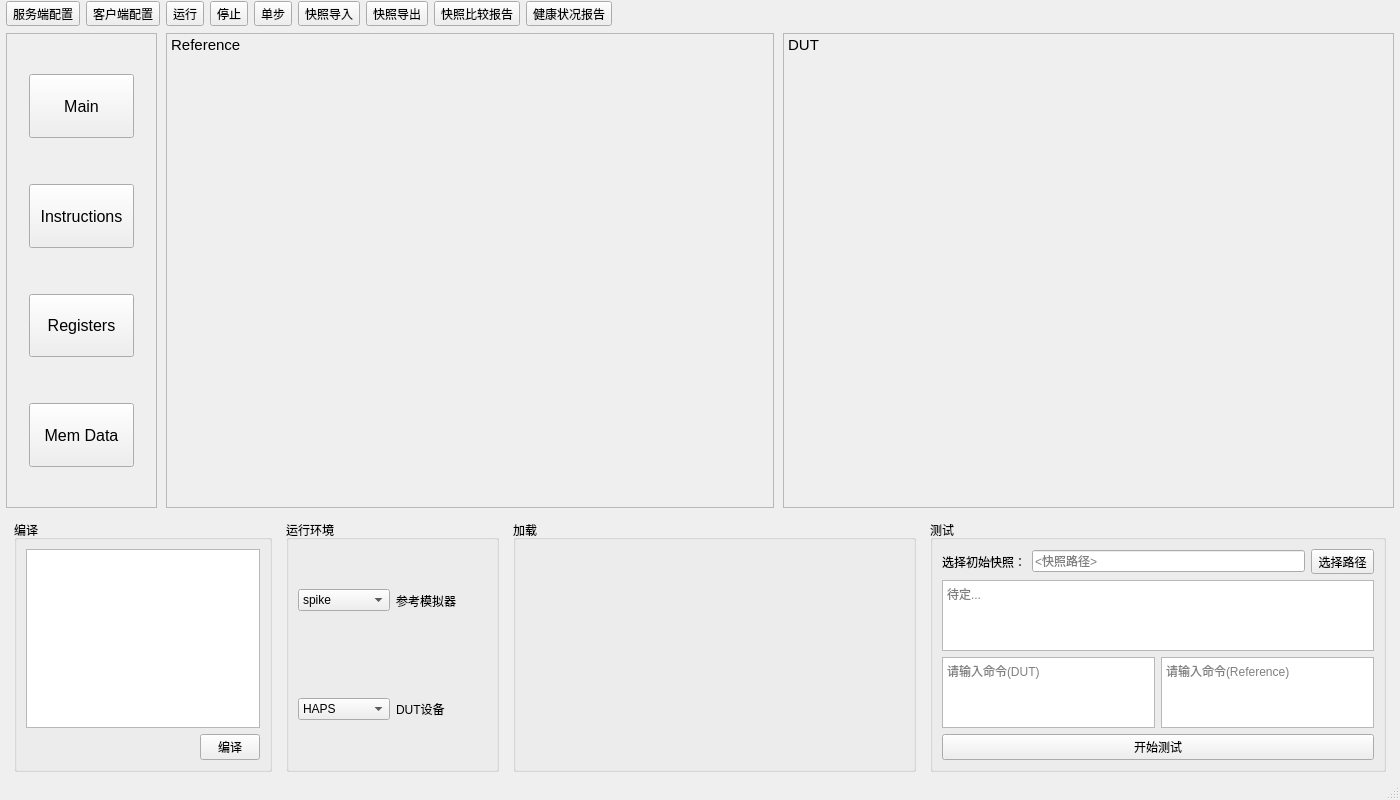
This is ui/manageV0.1.ui in zfcfuture/CADS as Qt 5 draws it before an edit. The edited form follows.
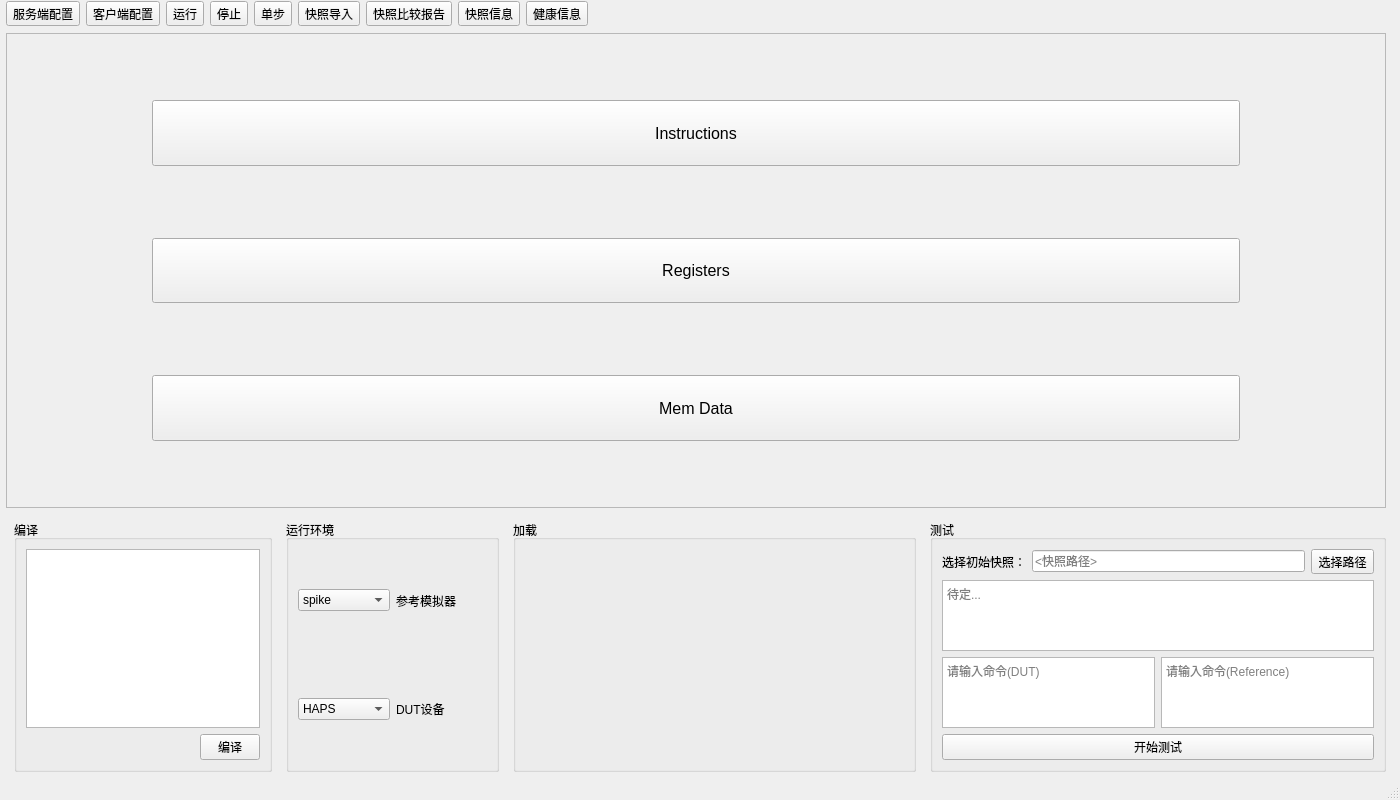
This is the edited form. Icons and pictures are not drawn.

Diff of the .ui file:
```diff
--- a/ui/manageV0.1.ui
+++ b/ui/manageV0.1.ui
@@ -150,20 +150,6 @@
          </property>
         </widget>
        </item>
-       <item>
-        <widget class="QToolButton" name="exportButton">
-         <property name="text">
-          <string>快照导出</string>
-         </property>
-         <property name="icon">
-          <iconset>
-           <normaloff>../imgs/icon/export.png</normaloff>../imgs/icon/export.png</iconset>
-         </property>
-         <property name="toolButtonStyle">
-          <enum>Qt::ToolButtonTextBesideIcon</enum>
-         </property>
-        </widget>
-       </item>
        <item>
         <widget class="QToolButton" name="compareButton">
          <property name="text">
@@ -178,10 +164,24 @@
          </property>
         </widget>
        </item>
+       <item>
+        <widget class="QToolButton" name="snapshotButton">
+         <property name="text">
+          <string>快照信息</string>
+         </property>
+         <property name="icon">
+          <iconset>
+           <normaloff>../imgs/icon/snapshot.png</normaloff>../imgs/icon/snapshot.png</iconset>
+         </property>
+         <property name="toolButtonStyle">
+          <enum>Qt::ToolButtonTextBesideIcon</enum>
+         </property>
+        </widget>
+       </item>
        <item>
         <widget class="QToolButton" name="healthButton">
          <property name="text">
-          <string>健康状况报告</string>
+          <string>健康信息</string>
          </property>
          <property name="icon">
           <iconset>
@@ -210,7 +210,7 @@
     </item>
     <item>
      <widget class="QWidget" name="widget_3" native="true">
-      <layout class="QHBoxLayout" name="horizontalLayout_5" stretch="2,0,8,0,8">
+      <layout class="QHBoxLayout" name="horizontalLayout_5" stretch="2,0,16">
        <property name="spacing">
         <number>1</number>
        </property>
@@ -250,7 +250,7 @@
              <rect>
               <x>0</x>
               <y>0</y>
-              <width>147</width>
+              <width>148</width>
               <height>468</height>
              </rect>
             </property>
@@ -278,44 +278,7 @@
               </spacer>
              </item>
              <item>
-              <layout class="QVBoxLayout" name="verticalLayout_7">
-               <item>
-                <spacer name="verticalSpacer_2">
-                 <property name="orientation">
-                  <enum>Qt::Vertical</enum>
-                 </property>
-                 <property name="sizeHint" stdset="0">
-                  <size>
-                   <width>20</width>
-                   <height>40</height>
-                  </size>
-                 </property>
-                </spacer>
-               </item>
-               <item>
-                <widget class="QPushButton" name="Main_button">
-                 <property name="sizePolicy">
-                  <sizepolicy hsizetype="Minimum" vsizetype="Expanding">
-                   <horstretch>0</horstretch>
-                   <verstretch>1</verstretch>
-                  </sizepolicy>
-                 </property>
-                 <property name="minimumSize">
-                  <size>
-                   <width>105</width>
-                   <height>60</height>
-                  </size>
-                 </property>
-                 <property name="font">
-                  <font>
-                   <pointsize>12</pointsize>
-                  </font>
-                 </property>
-                 <property name="text">
-                  <string>Main</string>
-                 </property>
-                </widget>
-               </item>
+              <layout class="QVBoxLayout" name="verticalLayout_7" stretch="1,1,1,1,1,1,1">
                <item>
                 <spacer name="verticalSpacer_3">
                  <property name="orientation">
@@ -487,136 +450,10 @@
         </spacer>
        </item>
        <item>
-        <layout class="QGridLayout" name="REF_layout">
+        <layout class="QHBoxLayout" name="mdiLayout">
          <property name="rightMargin">
-          <number>2</number>
+          <number>0</number>
          </property>
-         <item row="0" column="0">
-          <widget class="QWidget" name="REF_widget" native="true">
-           <layout class="QHBoxLayout" name="horizontalLayout_9">
-            <property name="leftMargin">
-             <number>0</number>
-            </property>
-            <property name="topMargin">
-             <number>0</number>
-            </property>
-            <property name="rightMargin">
-             <number>0</number>
-            </property>
-            <property name="bottomMargin">
-             <number>0</number>
-            </property>
-            <item>
-             <widget class="QScrollArea" name="referenceArea">
-              <property name="widgetResizable">
-               <bool>true</bool>
-              </property>
-              <widget class="QWidget" name="scrollAreaWidgetContents">
-               <property name="geometry">
-                <rect>
-                 <x>0</x>
-                 <y>0</y>
-                 <width>605</width>
-                 <height>468</height>
-                </rect>
-               </property>
-               <widget class="QLabel" name="referencelabel">
-                <property name="geometry">
-                 <rect>
-                  <x>0</x>
-                  <y>0</y>
-                  <width>461</width>
-                  <height>21</height>
-                 </rect>
-                </property>
-                <property name="font">
-                 <font>
-                  <pointsize>11</pointsize>
-                 </font>
-                </property>
-                <property name="text">
-                 <string> Reference</string>
-                </property>
-               </widget>
-              </widget>
-             </widget>
-            </item>
-           </layout>
-          </widget>
-         </item>
-        </layout>
-       </item>
-       <item>
-        <spacer name="horizontalSpacer_7">
-         <property name="orientation">
-          <enum>Qt::Horizontal</enum>
-         </property>
-         <property name="sizeHint" stdset="0">
-          <size>
-           <width>6</width>
-           <height>20</height>
-          </size>
-         </property>
-        </spacer>
-       </item>
-       <item>
-        <layout class="QGridLayout" name="DUT_layout">
-         <item row="0" column="0">
-          <widget class="QWidget" name="DUT_widget" native="true">
-           <layout class="QGridLayout" name="gridLayout_3">
-            <property name="leftMargin">
-             <number>0</number>
-            </property>
-            <property name="topMargin">
-             <number>0</number>
-            </property>
-            <property name="rightMargin">
-             <number>0</number>
-            </property>
-            <property name="bottomMargin">
-             <number>0</number>
-            </property>
-            <property name="verticalSpacing">
-             <number>6</number>
-            </property>
-            <item row="0" column="0">
-             <widget class="QScrollArea" name="DUTArea_2">
-              <property name="widgetResizable">
-               <bool>true</bool>
-              </property>
-              <widget class="QWidget" name="scrollAreaWidgetContents_2">
-               <property name="geometry">
-                <rect>
-                 <x>0</x>
-                 <y>0</y>
-                 <width>606</width>
-                 <height>468</height>
-                </rect>
-               </property>
-               <widget class="QLabel" name="DUTlabel">
-                <property name="geometry">
-                 <rect>
-                  <x>0</x>
-                  <y>0</y>
-                  <width>441</width>
-                  <height>21</height>
-                 </rect>
-                </property>
-                <property name="font">
-                 <font>
-                  <pointsize>11</pointsize>
-                 </font>
-                </property>
-                <property name="text">
-                 <string> DUT</string>
-                </property>
-               </widget>
-              </widget>
-             </widget>
-            </item>
-           </layout>
-          </widget>
-         </item>
         </layout>
        </item>
       </layout>
```
